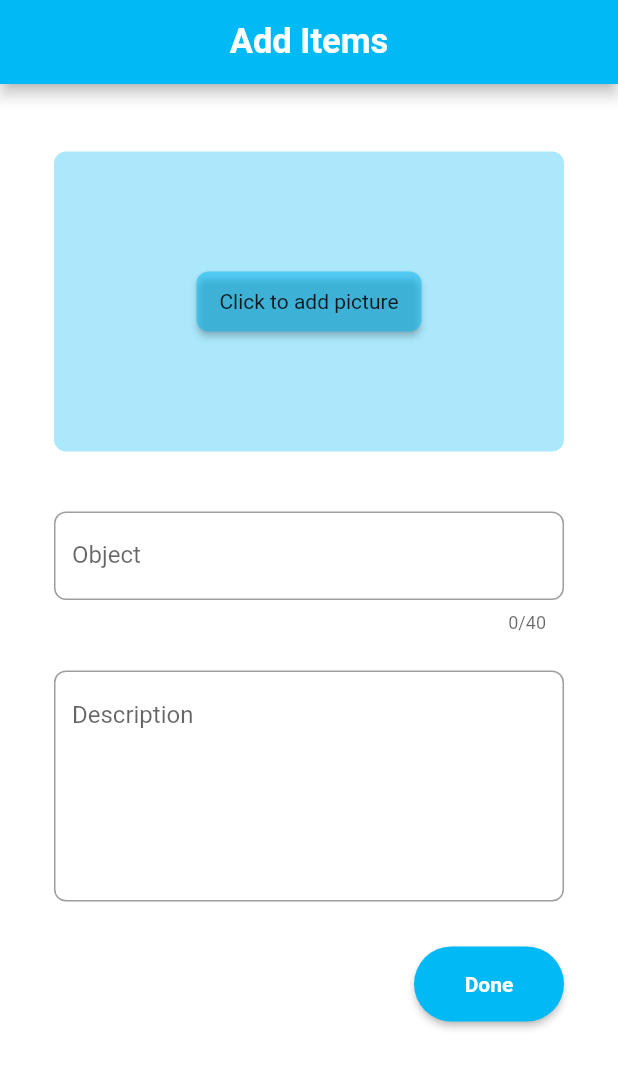
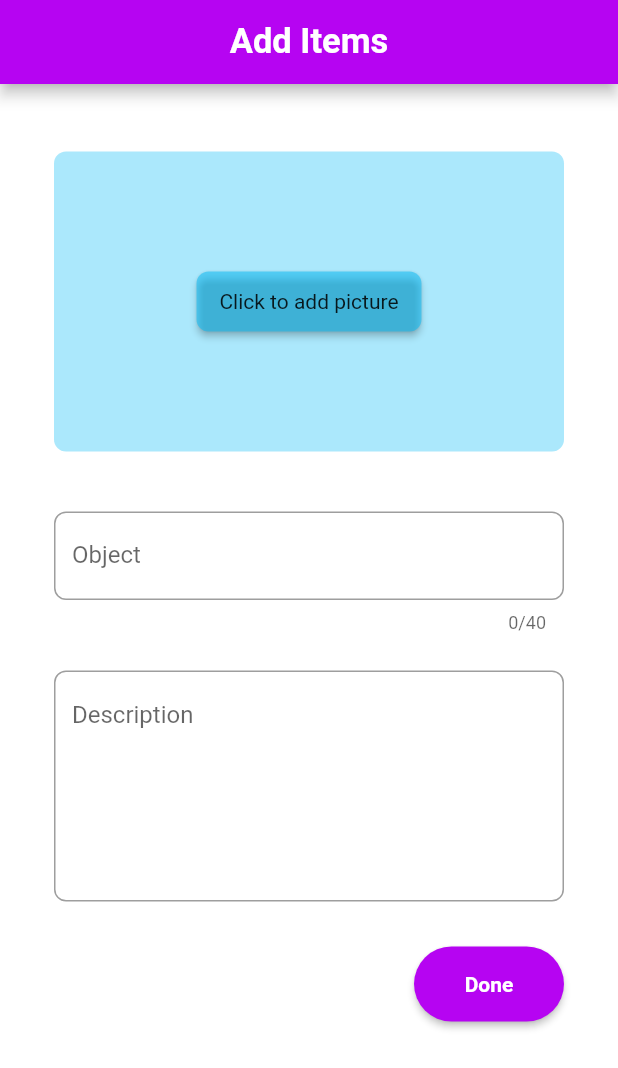
Before and after one commit to Karan-S1ngh/Lost-and-found-app, a Flutter app: the HomePage screen opened directly, after a tap on the "add" icon, on a phone screen of 412 x 824 dp. Shown: the top 1068 px of the screen. Run offline on Flutter 3.47's test engine with Material 2 defaults, Android fonts, the phone set to English and light mode, and no system bars; our stand-ins replace image_picker; network calls fail.

Commit message:
Changed Colours

```diff
--- a/lib/found_inform_cards.dart
+++ b/lib/found_inform_cards.dart
@@ -1,5 +1,3 @@
-// ignore_for_file: file_names
-
 import 'package:flutter/material.dart';
 import 'on_click_cards.dart';
 
@@ -34,7 +32,7 @@ class FoundInformCards extends StatelessWidget {
                 height: 220,
                 decoration: BoxDecoration(
                   borderRadius: BorderRadius.circular(8),
-                  color: const Color(0xFF00b9f5),
+                  color:const Color.fromARGB(255, 182, 4, 242),
                   boxShadow: const [
                     BoxShadow(
                       color: Color(0x4D000000),
--- a/lib/home_page.dart
+++ b/lib/home_page.dart
@@ -19,7 +19,7 @@ class _HomePageState extends State<HomePage> {
     return Scaffold(
       backgroundColor: Colors.white,
       appBar: AppBar(
-        backgroundColor: const Color(0xFF00b9f5),
+        backgroundColor: const Color.fromARGB(255, 182, 4, 242),
         title: Align(
           alignment: Alignment.center,
           child: Text(
@@ -32,7 +32,7 @@ class _HomePageState extends State<HomePage> {
         ),
       ),
       floatingActionButton: FloatingActionButton(
-        backgroundColor: const Color(0xFF00b9f5),
+        backgroundColor:const Color.fromARGB(255, 182, 4, 242),
         foregroundColor: Colors.white,
         child: const Icon(Icons.add),
         onPressed: () {
@@ -48,14 +48,15 @@ class _HomePageState extends State<HomePage> {
         barItems: [
           BarItem(
             text: "Lost",
-            iconData: Icons.blur_off,
-            color: const Color.fromARGB(0, 137, 9, 137),
+            iconData: Icons.blur_on,
+            color: const Color.fromARGB(255, 182, 4, 242),
           ),
           BarItem(
             text: "Found",
             iconData: Icons.blur_on,
-            color: const Color(0xFF012b72),
+            color: const Color.fromARGB(255, 182, 4, 242),
           ),
+
         ],
         animationDuration: const Duration(milliseconds: 150),
         barStyle: BarStyle(fontSize: 23.0, iconSize: 30.0),
--- a/lib/login_page.dart
+++ b/lib/login_page.dart
@@ -24,6 +24,7 @@ class LoginInPage extends StatelessWidget {
           width: double.infinity,
           height: double.infinity,
           color: const Color.fromARGB(255, 127, 18, 163), // Desired color here
+          child: SingleChildScrollView(
             child: Column(
               crossAxisAlignment: CrossAxisAlignment.center,
               children: [
@@ -65,6 +66,7 @@ class LoginInPage extends StatelessWidget {
                 SizedBox(height: 20 * fem),
                 _buildLoginInButton(fem),
               ],
+            ),
           ),
         ),
       ),
--- a/lib/lost_inform_cards.dart
+++ b/lib/lost_inform_cards.dart
@@ -34,7 +34,7 @@ class LostInformCards extends StatelessWidget {
                 height: 220,
                 decoration: BoxDecoration(
                   borderRadius: BorderRadius.circular(8),
-                  color: const Color(0xFF00b9f5),
+                  color: const Color.fromARGB(255, 182, 4, 242),
                   boxShadow: const [
                     BoxShadow(
                       color: Color(0x4D000000),
--- a/lib/main.dart
+++ b/lib/main.dart
@@ -1,5 +1,5 @@
 import 'package:flutter/material.dart';
-import 'package:test/first_page.dart';
+import 'package:test/home_page.dart';
 
 void main() => runApp(const MyApp());
 
@@ -11,7 +11,7 @@ class MyApp extends StatelessWidget {
     return const MaterialApp(
       debugShowCheckedModeBanner: false,
       title: 'Lost and Found App',
-      home: FirstPage(),
+      home: HomePage(),
     );
   }
 }
--- a/lib/on_click_cards.dart
+++ b/lib/on_click_cards.dart
@@ -17,7 +17,7 @@ class OnClickCards extends StatelessWidget {
     return Scaffold(
       backgroundColor: Colors.white,
       appBar: AppBar(
-        backgroundColor: const Color(0xFF00b9f5),
+        backgroundColor: const Color.fromARGB(255, 182, 4, 242),
         title: const Align(
           alignment: Alignment.center,
           child: Text(
--- a/lib/on_click_fab.dart
+++ b/lib/on_click_fab.dart
@@ -37,7 +37,7 @@ class _OnClickFABState extends State<OnClickFAB> {
       backgroundColor: Colors.white,
       appBar: AppBar(
         automaticallyImplyLeading: false,
-        backgroundColor: const Color(0xFF00b9f5),
+        backgroundColor: const Color.fromARGB(255, 182, 4, 242),
         title: const Row(
           mainAxisAlignment: MainAxisAlignment.center,
           children: <Widget>[
@@ -123,7 +123,7 @@ class _OnClickFABState extends State<OnClickFAB> {
               Align(
                 alignment: Alignment.centerRight,
                 child: RawMaterialButton(
-                  fillColor: const Color(0xFF00b9f5),
+                  fillColor: const Color.fromARGB(255, 182, 4, 242),
                   constraints: const BoxConstraints(
                     minWidth: 100,
                     minHeight: 50,
--- a/pubspec.yaml
+++ b/pubspec.yaml
@@ -36,6 +36,7 @@ dependencies:
   # Use with the CupertinoIcons class for iOS style icons.
   cupertino_icons: ^1.0.2
   image_picker: ^1.0.4
+  cached_network_image: ^3.3.0
 
 dev_dependencies:
   flutter_test:
```
Also changed, not shown: pubspec.lock, 1 other file. Lines whose indentation alone changed are shown as unchanged.
